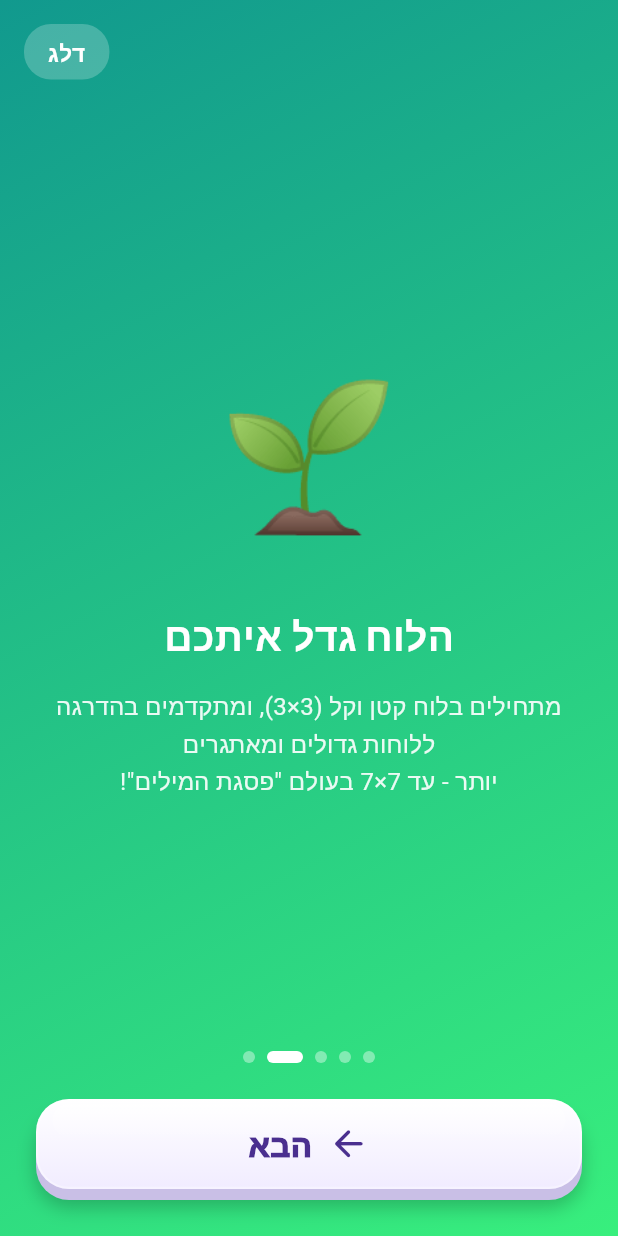
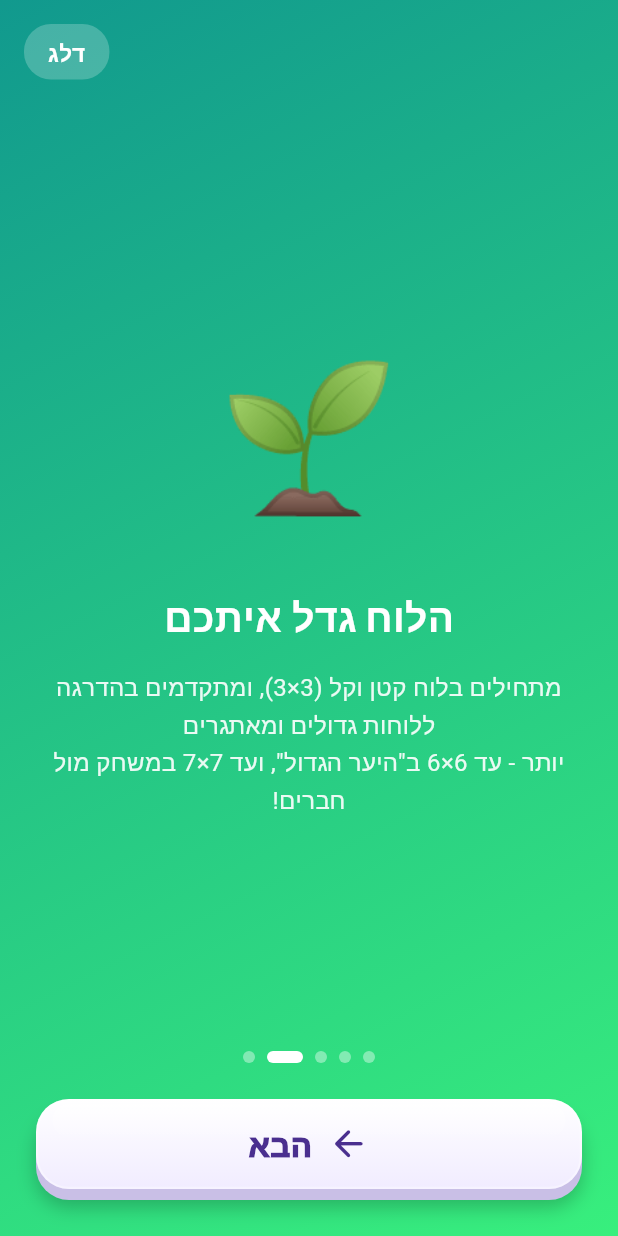
Before and after one commit to roni5604/WordboxGame, a Flutter app: the OnboardingScreen screen opened by its route, swiped to page 4, on a phone screen of 412 x 824 dp. Run offline on Flutter 3.47's test engine with Material 3 defaults, Android fonts, the phone set to English and light mode, and no system bars; drawn by our look-alikes of flutter_animate; our stand-ins replace audioplayers, cloud_firestore, confetti, equatable, firebase_analytics, firebase_auth and 18 more; missing offline and left inert: app_tracking_transparency, dart:js_interop, dart:ui_web; accounts and stored records are empty; network calls fail; Roboto replaces fonts that are missing (Heebo).

Commit message:
חנות: תיאור מדויק של גודל הלוח (עד 6×6 ב-100 השלבים, 7×7 מול חברים) ה-100 שלבים מגיעים עד 6×6 (עולם "פסגת המילים" 7×7 עוד לא פעיל); 7×7 קיים רק בחדרים מול חברים. מתקנים כדי שלא תהיה טענה לא מדויקת (הנחיה 2.3.1): - כיתוב צילום "100 שלבים" (App Store 6.9/6.3 ו-Google Play): 6×6. - תיאור החנות, הערות ל-App Review ומדריך Google Play. - עמוד ההדרכה הפותחת באפליקציה. - צילום Google Play של המפה מציג את המפה החדשה.
Co-Authored-By: Claude Opus 5.5 <noreply@anthropic.com>

```diff
--- a/lib/features/onboarding/onboarding_screen.dart
+++ b/lib/features/onboarding/onboarding_screen.dart
@@ -46,7 +46,7 @@ final List<_OnboardingPage> _pages = [
     '🌱',
     'הלוח גדל איתכם',
     'מתחילים בלוח קטן וקל (3×3), ומתקדמים בהדרגה ללוחות גדולים ומאתגרים\n'
-        'יותר - עד 7×7 בעולם "פסגת המילים"!',
+        'יותר - עד 6×6 ב"היער הגדול", ועד 7×7 במשחק מול חברים!',
   ),
   const _OnboardingPage(
     '👥',
```
Also changed, not shown: docs/app-store/screenshots-6.3/04_campaign.jpg, docs/app-store/screenshots-6.9/04_campaign.png, 4 other files.
